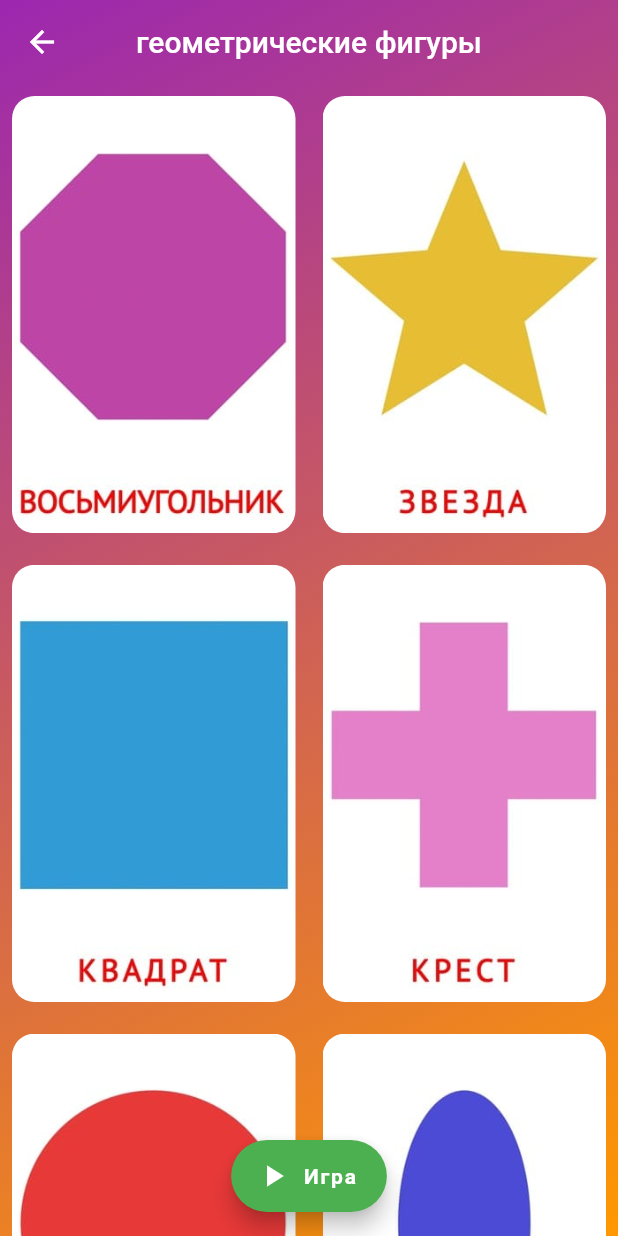
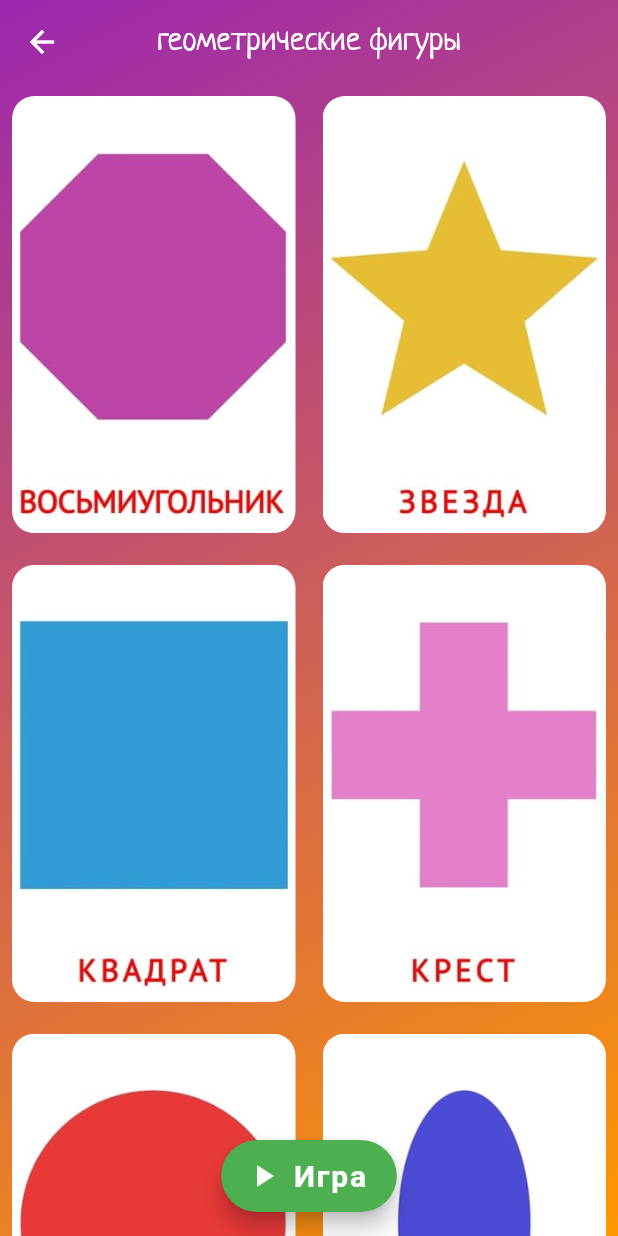
Before and after one commit to Shulika619/doman_flash_cards, a Flutter app: the screen it shows after launch, after a tap on "ГЕОМЕТРИЧЕСКИЕ ФИГУРЫ", on a phone screen of 412 x 824 dp. Run offline on Flutter 3.47's test engine with Material 2 defaults, Android fonts, the light colour scheme and no system bars; our stand-ins replace fluttertoast, just_audio.

Commit message:
add category img and fonts

```diff
--- a/lib/const.dart
+++ b/lib/const.dart
@@ -5,13 +5,14 @@
 const String kPlayAppBarTxt = 'Проверь свои знания';
 const int kNumRandomElements = 2;
 
-const kTextPlay = Text('Игра',style: TextStyle(fontWeight: FontWeight.bold),);
-const kQuestionTxt = Text('Покажи где', style: TextStyle(fontSize: 55, fontWeight: FontWeight.bold),);
-const kQuestionTxtSmall = Text('Покажи где', style: TextStyle(fontSize: 20, fontWeight: FontWeight.bold),);
+const kTextPlay = Text('Игра',style: TextStyle(fontWeight: FontWeight.bold, fontSize: 20),);
+const kQuestionTxt = Text('Покажи где', style: TextStyle(fontSize: 55, fontFamily: 'Lobster'));
+const kQuestionTxtSmall = Text('Покажи где', style: TextStyle(fontSize: 20, fontFamily: 'Lobster'));
 
+const kTitleAppBar = TextStyle(fontSize: 22,fontFamily: 'Neucha');
+const kListTxt = TextStyle(color: Colors.white, fontSize: 22,fontFamily: 'Neucha');
 const kRandomItemTxt = TextStyle(fontSize: 40, fontWeight: FontWeight.bold);
 const kRandomItemTxtSmall = TextStyle(fontSize: 25, fontWeight: FontWeight.bold);
-const kTextBold = TextStyle(color: Colors.white, fontWeight: FontWeight.bold);
 
 const kGradientBoxDecoration = BoxDecoration(
     gradient: LinearGradient(
--- a/lib/models/category_model.dart
+++ b/lib/models/category_model.dart
@@ -11,18 +11,18 @@
 
 abstract class CategoryList {
   static List<CardCategory> items = [
-    CardCategory(name: 'геометрические фигуры', imgPath: '', imgList: ['восьмиугольник','звезда','квадрат','крест','круг','овал','параллелограмм','полукруг','прямоугольник','пятиугольник','ромб','семиугольник','сердце','трапеция','треугольник','шестиугольник']),
-    CardCategory(name: 'животные', imgPath: '', imgList: ['бегемот','белка','белый медведь','бобр','бурундук','верблюд','волк','гадюка','гепард','гиена','еж','енот','жираф','заяц','зебра','зубр','кабан','кенгуру','коала','кобра','козел','корова','косуля','кот','крокодил','крыса','лама','лев','леопард','лиса','лошадь','лягушка','медведь','морж','морская свинка','мышь','носорог','овца','олень','орангутанг','осел','панда','пантера','питон','пони','рысь','свинья','скунс','слон','собака','тигр','тюлень','хамелеон','хомяк','хорек','черепаха','шимпанзе','шиншилла','ящерица']),
-    CardCategory(name: 'мебель и интерьер', imgPath: '', imgList: ['вешалка','горшок','диван','зубная нить','зубрая щетка','иголка','комод','кресло','кресло-качалка','кроватка','кровать','лампочка','люстра','плед','подушки','полотенце','смеситель','стол','стул','торшер','часы','шкаф','шторы']),
-    CardCategory(name: 'музыкальные инструменты', imgPath: '', imgList: ['аккордеон','арфа','балалайка','банджо','барабан','баян','бубен','бубенцы','валторна','виолончель','гитара','губная гармошка','гусли','кларнет','контрабас','ксилофон','маракасы','рояль','саксофон','синтезатор','скрипка','тромбон','труба','флейта']),
-    CardCategory(name: 'насекомые', imgPath: '', imgList: ['бабочка','божья коровка','гусеница','дождевой червяк','комар','кузнечик','майский жук','моль','муравей','муха','оса','паук','пчела','сверчок','скорпион','стрекоза','таракан','улитка']),
-    CardCategory(name: 'овощи и травы', imgPath: '', imgList: ['базилик','баклажан','брокколи','ваниль','горох','кабачок','капуста','картофель','кукуруза','лук','маслины','мелисса','морковь','мята','огурец','оливки','перец','петрушка','помидор','редис','репа','салат','свекла','сельдерей','спаржа','топинамбур','тыква','укроп','фасоль','чеснок','шпинат','щавель']),
-    CardCategory(name: 'одежда и обувь', imgPath: '', imgList: ['ботинки','варежки','галстук','джинсы','зонт','кепка','колготки','комбинезон','костюм','кофта','кроссовки','куртка','майка','носки','очки','пальто','панама','перчатки','пиджак','платье','ремень','рубашка','рюкзак','сандали','сапоги','сарафан','свитер','сумка','тапочки','трусы','туфли','халат','чемодан','шапка','шарф','шорты','юбка']),
-    CardCategory(name: 'посуда', imgPath: '', imgList: ['банка','бокал','вилка','графин','дуршлаг','кастрюля','контейнеры','кружка','ложка','лопатка','нож','противень','разделочная доска','сито','сковорода','стакан','тарелка','терка','чайник','черпак','штопор']),
-    CardCategory(name: 'продукты', imgPath: '', imgList: ['батон','бутерброд','варенье','каша','колбаса','конфеты','котлеты','кофе','макароны','масло','мед','молоко','мороженое','мясо','оладьи','омлет','печенье','пирог','сахар','сок','сосиски','суп','сыр','сэндвич','хлеб','чай','яйцо']),
-    CardCategory(name: 'транспорт', imgPath: '', imgList: ['автобус','автокран','автомобиль','бетономешалка','бульдозер','велосипед','вертолет','воздушный шар','грузовик','корабль','лодка','мопед','мотоцикл','мусоровоз','паровоз','поезд','пожарная машина','самокат','самолет','самосвал','скорая помощь','такси','танк','трактор','трамвай','троллейбус','экскаватор','яхта']),
-    CardCategory(name: 'фрукты и ягоды', imgPath: '', imgList: ['абрикос','айва','ананас','апельсин','арбуз','бананы','виноград','вишня','голубика','гранат','грейпфрут','груша','дыня','ежевика','земляника','калина','киви','клубника','клюква','красная смородина','крыжовник','лайм','лимон','малина','мандарин','нектарин','облепиха','персик','рябина','слива','хурма','черешня','черная смородина','черника','шиповник','яблоко']),
-    CardCategory(name: 'цвета', imgPath: '', imgList: ['белый','голубой','желтый','зеленый','коричневый','красный','оранжевый','розовый','синий','фиолетовый','черный']),
-    // CardCategory(name: '', imgPath: '', imgList: ['',]),
+    CardCategory(name: 'геометрические фигуры', imgPath: 'assets/category_images/геометрические фигуры.jpg', imgList: ['восьмиугольник','звезда','квадрат','крест','круг','овал','параллелограмм','полукруг','прямоугольник','пятиугольник','ромб','семиугольник','сердце','трапеция','треугольник','шестиугольник']),
+    CardCategory(name: 'животные', imgPath: 'assets/category_images/животные.jpg', imgList: ['бегемот','белка','белый медведь','бобр','бурундук','верблюд','волк','гадюка','гепард','гиена','еж','енот','жираф','заяц','зебра','зубр','кабан','кенгуру','коала','кобра','козел','корова','косуля','кот','крокодил','крыса','лама','лев','леопард','лиса','лошадь','лягушка','медведь','морж','морская свинка','мышь','носорог','овца','олень','орангутанг','осел','панда','пантера','питон','пони','рысь','свинья','скунс','слон','собака','тигр','тюлень','хамелеон','хомяк','хорек','черепаха','шимпанзе','шиншилла','ящерица']),
+    CardCategory(name: 'мебель и интерьер', imgPath: 'assets/category_images/мебель и интерьер.jpg', imgList: ['вешалка','горшок','диван','зубная нить','зубрая щетка','иголка','комод','кресло','кресло-качалка','кроватка','кровать','лампочка','люстра','плед','подушки','полотенце','смеситель','стол','стул','торшер','часы','шкаф','шторы']),
+    CardCategory(name: 'музыкальные инструменты', imgPath: 'assets/category_images/музыкальные инструменты.jpg', imgList: ['аккордеон','арфа','балалайка','банджо','барабан','баян','бубен','бубенцы','валторна','виолончель','гитара','губная гармошка','гусли','кларнет','контрабас','ксилофон','маракасы','рояль','саксофон','синтезатор','скрипка','тромбон','труба','флейта']),
+    CardCategory(name: 'насекомые', imgPath: 'assets/category_images/насекомые.jpg', imgList: ['бабочка','божья коровка','гусеница','дождевой червяк','комар','кузнечик','майский жук','моль','муравей','муха','оса','паук','пчела','сверчок','скорпион','стрекоза','таракан','улитка']),
+    CardCategory(name: 'овощи и травы', imgPath: 'assets/category_images/овощи и травы.jpg', imgList: ['базилик','баклажан','брокколи','ваниль','горох','кабачок','капуста','картофель','кукуруза','лук','маслины','мелисса','морковь','мята','огурец','оливки','перец','петрушка','помидор','редис','репа','салат','свекла','сельдерей','спаржа','топинамбур','тыква','укроп','фасоль','чеснок','шпинат','щавель']),
+    CardCategory(name: 'одежда и обувь', imgPath: 'assets/category_images/одежда и обувь.jpg', imgList: ['ботинки','варежки','галстук','джинсы','зонт','кепка','колготки','комбинезон','костюм','кофта','кроссовки','куртка','майка','носки','очки','пальто','панама','перчатки','пиджак','платье','ремень','рубашка','рюкзак','сандали','сапоги','сарафан','свитер','сумка','тапочки','трусы','туфли','халат','чемодан','шапка','шарф','шорты','юбка']),
+    CardCategory(name: 'посуда', imgPath: 'assets/category_images/посуда.jpg', imgList: ['банка','бокал','вилка','графин','дуршлаг','кастрюля','контейнеры','кружка','ложка','лопатка','нож','противень','разделочная доска','сито','сковорода','стакан','тарелка','терка','чайник','черпак','штопор']),
+    CardCategory(name: 'продукты', imgPath: 'assets/category_images/продукты.jpg', imgList: ['батон','бутерброд','варенье','каша','колбаса','конфеты','котлеты','кофе','макароны','масло','мед','молоко','мороженое','мясо','оладьи','омлет','печенье','пирог','сахар','сок','сосиски','суп','сыр','сэндвич','хлеб','чай','яйцо']),
+    CardCategory(name: 'транспорт', imgPath: 'assets/category_images/транспорт.jpg', imgList: ['автобус','автокран','автомобиль','бетономешалка','бульдозер','велосипед','вертолет','воздушный шар','грузовик','корабль','лодка','мопед','мотоцикл','мусоровоз','паровоз','поезд','пожарная машина','самокат','самолет','самосвал','скорая помощь','такси','танк','трактор','трамвай','троллейбус','экскаватор','яхта']),
+    CardCategory(name: 'фрукты и ягоды', imgPath: 'assets/category_images/фрукты и ягоды.jpg', imgList: ['абрикос','айва','ананас','апельсин','арбуз','бананы','виноград','вишня','голубика','гранат','грейпфрут','груша','дыня','ежевика','земляника','калина','киви','клубника','клюква','красная смородина','крыжовник','лайм','лимон','малина','мандарин','нектарин','облепиха','персик','рябина','слива','хурма','черешня','черная смородина','черника','шиповник','яблоко']),
+    CardCategory(name: 'цвета', imgPath: 'assets/category_images/цвета.jpg', imgList: ['белый','голубой','желтый','зеленый','коричневый','красный','оранжевый','розовый','синий','фиолетовый','черный']),
+    // CardCategory(name: '', imgPath: 'assets/category_images/', imgList: ['',]),
   ];
 }
--- a/lib/pages/main_page.dart
+++ b/lib/pages/main_page.dart
@@ -25,10 +25,10 @@
                             context, MaterialPageRoute(builder: (context) => SelectedCategory(indexCategory: index)));
                       },
                       title: Text(CategoryList.items[index].name.toUpperCase(),
-                          style: kTextBold),
+                          style: kListTxt),
                       subtitle: Text(
                           'количество карточек: ${CategoryList.items[index].imgList.length}'),
-                      leading: const FlutterLogo(size: 70),
+                      leading: CircleAvatar(backgroundImage: AssetImage(CategoryList.items[index].imgPath),radius: 28,),
                       trailing: const Icon(Icons.arrow_forward_ios),
                     ),
                   );
--- a/lib/pages/play_page.dart
+++ b/lib/pages/play_page.dart
@@ -74,7 +74,7 @@
       appBar: AppBar(
         elevation: 0,
         backgroundColor: Colors.transparent,
-        title: const Text(kPlayAppBarTxt),
+        title: const Text(kPlayAppBarTxt, style: kTitleAppBar,),
         centerTitle: true,
       ),
       body: Container(
--- a/lib/pages/selected_category.dart
+++ b/lib/pages/selected_category.dart
@@ -21,7 +21,7 @@
       appBar: AppBar(
         elevation: 0,
         backgroundColor: Colors.transparent,
-        title: Text(categoryName),
+        title: Text(categoryName, style: kTitleAppBar),
         centerTitle: true,
       ),
       body: Container(
```
Also changed, not shown: pubspec.yaml (+7 -0 lines), assets/category_images/геометрические фигуры.jpg (added), assets/category_images/животные.jpg (added), assets/category_images/мебель и интерьер.jpg (added), assets/category_images/музыкальные инструменты.jpg (added), assets/category_images/насекомые.jpg (added), assets/category_images/овощи и травы.jpg (added), assets/category_images/одежда и обувь.jpg (added), assets/category_images/посуда.jpg (added), assets/category_images/продукты.jpg (added), assets/category_images/транспорт.jpg (added), assets/category_images/фрукты и ягоды.jpg (added), assets/category_images/цвета.jpg (added), font/Lobster-Regular.ttf (added), 1 more files.
